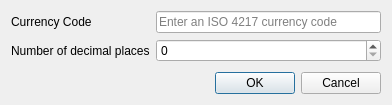
Old version of the form src/views/ui_files/dialogs/currency_dialog.ui in the repository JakubFranek/Kapytal.
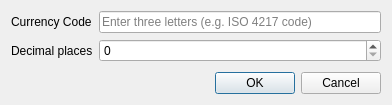
New version of the form.

Commit message: Fix linter errors, improve Currency dialog text

```diff
--- a/src/views/ui_files/dialogs/currency_dialog.ui
+++ b/src/views/ui_files/dialogs/currency_dialog.ui
@@ -32,14 +32,14 @@
         <number>3</number>
        </property>
        <property name="placeholderText">
-        <string>Enter an ISO 4217 currency code</string>
+        <string>Enter three letters (e.g. ISO 4217 code)</string>
        </property>
       </widget>
      </item>
      <item row="1" column="0">
       <widget class="QLabel" name="currencyDecimalsLabel">
        <property name="text">
-        <string>Number of decimal places</string>
+        <string>Decimal places</string>
        </property>
       </widget>
      </item>
```
The commit also changes 5 other files.
